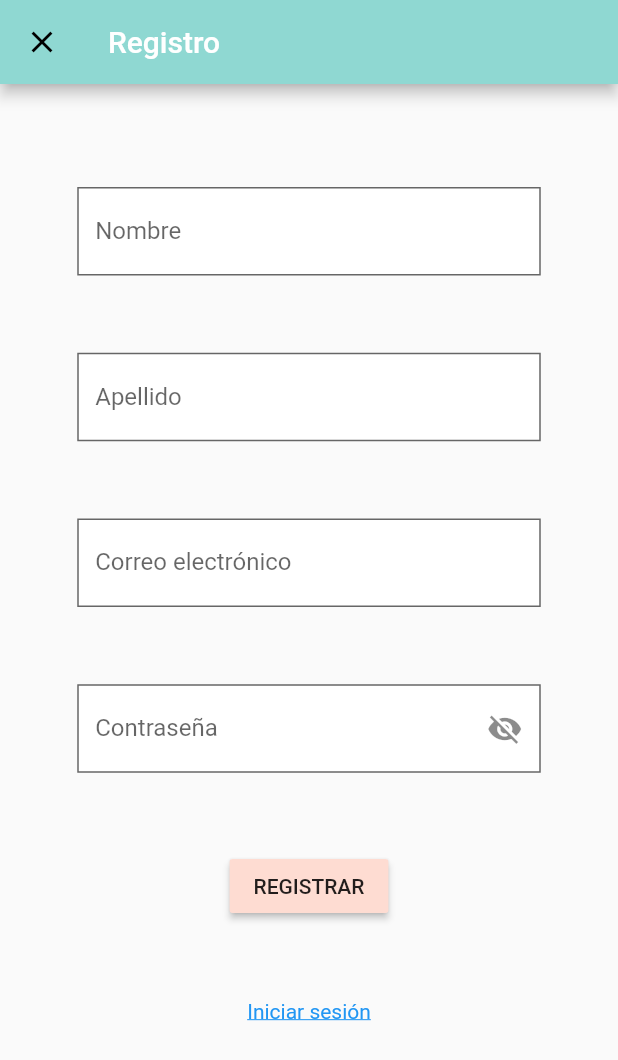
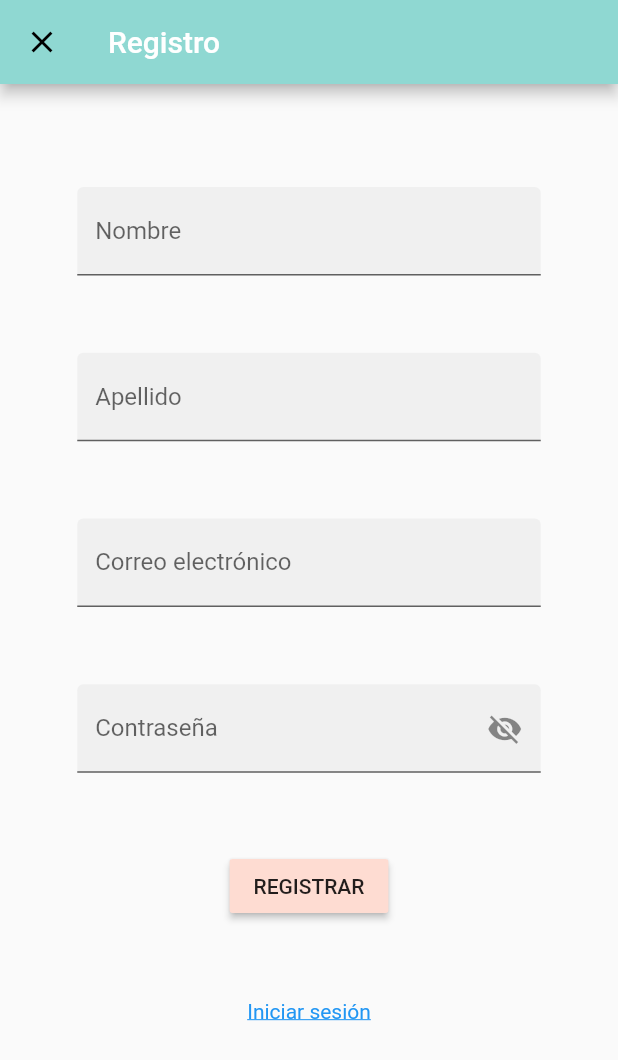
Before and after one commit to CarlosSoPe6/RoomMeMobile, a Flutter app: the Register screen opened by its route, on a phone screen of 412 x 824 dp. Shown: the top 1060 px of the screen. Run offline on Flutter 3.47's test engine with Material 2 defaults, Android fonts, the phone set to English and light mode, and no system bars; our stand-ins replace bloc, equatable, flutter_bloc, image_picker; missing offline and left inert: dash_chat; network calls fail; statements that could not run were skipped.

```diff
--- /dev/null
+++ b/lib/homepage/bloc/home_event.dart
@@ -0,0 +1,16 @@
+part of 'home_bloc.dart';
+
+abstract class HomeEvent extends Equatable {
+const HomeEvent();
+
+  @override
+  List<Object> get props => [];
+}
+
+class InitialEvent extends HomeEvent {
+  final int houses;
+
+  InitialEvent({
+    @required this.houses
+  });
+}
--- /dev/null
+++ b/lib/homepage/bloc/home_state.dart
@@ -0,0 +1,22 @@
+part of 'home_bloc.dart';
+
+abstract class HomeState extends Equatable {
+  const HomeState();
+
+  @override
+  List<Object> get props => [];
+}
+
+class InitialState extends HomeState {
+  final dynamic body;
+
+  InitialState({@required this.body});
+}
+
+class ErrorState extends HomeState {
+  final String error;
+
+  ErrorState({@required this.error});
+  @override
+  List<Object> get props => [error];
+}
--- a/lib/login/bloc/login_bloc.dart
+++ b/lib/login/bloc/login_bloc.dart
@@ -36,6 +36,7 @@ class LoginBloc extends Bloc<LoginEvent, LoginState> {
 
   Future<int> _loginRequest(body) async {
     try {
+      print('back');
       Response response = await post(_link, headers:{"Content-type": "application/json"}, body: body);
         if(response.statusCode == 401) {
           return 0;
--- a/lib/login/login_page.dart
+++ b/lib/login/login_page.dart
@@ -1,4 +1,3 @@
-import 'package:RoomMeMobile/chat/chat.dart';
 import 'package:RoomMeMobile/login/bloc/login_bloc.dart';
 import 'package:flutter/material.dart';
 import 'package:flutter/widgets.dart';
@@ -44,7 +43,7 @@ class _LoginPageState extends State<LoginPage> {
                 );
               _loginBloc.add(InitialEvent());
             }else if(state is LoginSuccessState){
-              Navigator.of(context).pushNamed('/user');
+              Navigator.of(context).pushReplacementNamed('/home', arguments: new List());
             }
           },
           builder: (context, state) {
@@ -113,7 +112,7 @@ class _LoginPageState extends State<LoginPage> {
                     SizedBox(height: 30,),
                     GestureDetector(
                       onTap: (){
-                        Navigator.of(context).pushNamed('/register');
+                        Navigator.of(context).pushReplacementNamed('/register');
                       },
                       child: Text("Crear una cuenta", style: TextStyle(color: Colors.lightBlue, decoration: TextDecoration.underline),)
                     )
--- a/lib/custom_state.dart
+++ b/lib/register/bloc/custom_state.dart
@@ -9,8 +9,6 @@ abstract class CustomState extends Equatable {
 
 class InitialState extends CustomState {}
 
-class LoadingState extends CustomState {}
-
 class RegisteredState extends CustomState {}
 
 class ErrorState extends CustomState {
@@ -20,11 +18,3 @@ class ErrorState extends CustomState {
   @override
   List<Object> get props => [error];
 }
-
-class ShowUsersState extends CustomState {
-  final List<User> usersList;
-
-  ShowUsersState({@required this.usersList});
-  @override
-  List<Object> get props => [usersList];
-}
--- a/lib/register.dart
+++ b/lib/register/register.dart
@@ -1,6 +1,8 @@
+import 'dart:io';
+
 import 'package:flutter/material.dart';
 import 'package:flutter_bloc/flutter_bloc.dart';
-import 'main_bloc.dart';
+import 'bloc/main_bloc.dart';
 
 
 class Register extends StatefulWidget {
@@ -59,19 +61,18 @@ class _RegisterState extends State<Register> {
                 ..showSnackBar(
                   SnackBar(content: Text("Error: ${state.error}")),
                 );
-            } else if(state is ShowUsersState) {
+            } else if(state is RegisteredState) {
               Scaffold.of(context)
                 ..hideCurrentSnackBar()
                 ..showSnackBar(
                   SnackBar(content: Text("Successful registration")),
                 );
-            } else if(state is RegisterEvent)
-              Navigator.of(context).pushReplacementNamed('/home');
+              sleep(Duration(seconds: 1));
+              Navigator.of(context).pushReplacementNamed('/home', arguments: new List());
+            }
           },
           builder: (context, state) {
             return ListView(
-              // physics: ScrollPhysics(),
-              // shrinkWrap: true,
               children: [
                 Padding(
                   padding: EdgeInsets.symmetric(horizontal: width/8),
@@ -84,10 +85,6 @@ class _RegisterState extends State<Register> {
                           child: TextFormField(
                             controller: _nameController,
                             decoration: InputDecoration(
-                              border: OutlineInputBorder(
-                                borderRadius: BorderRadius.circular(0)
-                              ),
-                              fillColor: Colors.white,
                               filled: true,
                               labelText: 'Nombre'
                             ),
@@ -104,10 +101,6 @@ class _RegisterState extends State<Register> {
                           child: TextFormField(
                             controller: _lastnameController,
                             decoration: InputDecoration(
-                              border: OutlineInputBorder(
-                                borderRadius: BorderRadius.circular(0)
-                              ),
-                              fillColor: Colors.white,
                               filled: true,
                               labelText: 'Apellido'
                             ),
@@ -124,10 +117,6 @@ class _RegisterState extends State<Register> {
                           child: TextFormField(
                             controller: _emailController,
                             decoration: InputDecoration(
-                              border: OutlineInputBorder(
-                                borderRadius: BorderRadius.circular(0)
-                              ),
-                              fillColor: Colors.white,
                               filled: true,
                               labelText: 'Correo electrónico'
                             ),
@@ -144,10 +133,6 @@ class _RegisterState extends State<Register> {
                           child: TextFormField(
                             controller: _passwordController,
                             decoration: InputDecoration(
-                              border: OutlineInputBorder(
-                                borderRadius: BorderRadius.circular(0)
-                              ),
-                              fillColor: Colors.white,
                               filled: true,
                               labelText: 'Contraseña',
                               suffixIcon: IconButton(
--- a/lib/router.dart
+++ b/lib/router.dart
@@ -2,11 +2,11 @@ import 'package:RoomMeMobile/chat/chat.dart';
 import 'package:RoomMeMobile/house/create_house.dart';
 import 'package:RoomMeMobile/house/details_house.dart';
 import 'package:RoomMeMobile/login/login_page.dart';
-import 'package:RoomMeMobile/register.dart';
+import 'package:RoomMeMobile/register/register.dart';
 import 'package:RoomMeMobile/usuario/user.dart';
 import 'package:flutter/material.dart';
 
-import 'home.dart';
+import 'homepage/home.dart';
 
 Route<dynamic> buildRouter(RouteSettings settings) {
   switch (settings.name) {
@@ -25,7 +25,7 @@ Route<dynamic> buildRouter(RouteSettings settings) {
     case '/home':
       return MaterialPageRoute<void>(
         settings: settings,
-        builder: (BuildContext context) => Home(),
+        builder: (BuildContext context) => Home(houses: settings.arguments),
         fullscreenDialog: true,
       );
     case '/user':
```
Also changed, not shown: lib/home.dart (deleted, +0 -110 lines), lib/homepage/bloc/home_bloc.dart (added, +43 -0 lines), lib/homepage/home.dart (added, +76 -0 lines), lib/homepage/house_item.dart (added, +67 -0 lines), lib/login.dart (deleted, +0 -33 lines), lib/main.dart (+10 -3 lines), lib/register/bloc/main_bloc.dart (renamed from lib/main_bloc.dart, +14 -17 lines), lib/register/bloc/custom_event.dart (renamed from lib/custom_event.dart), pubspec.lock.
